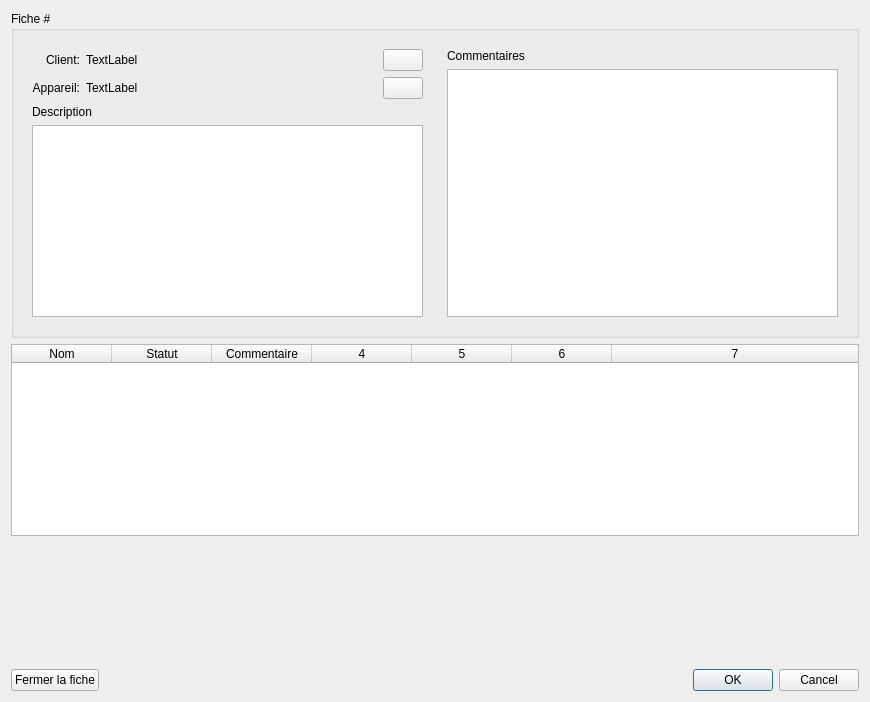
Above: InfoDynamiqueQt/Vues/vueeditionfiche.ui from AlexandreGirardin/ProjetAnalyse before the change. Below: the same form after it.
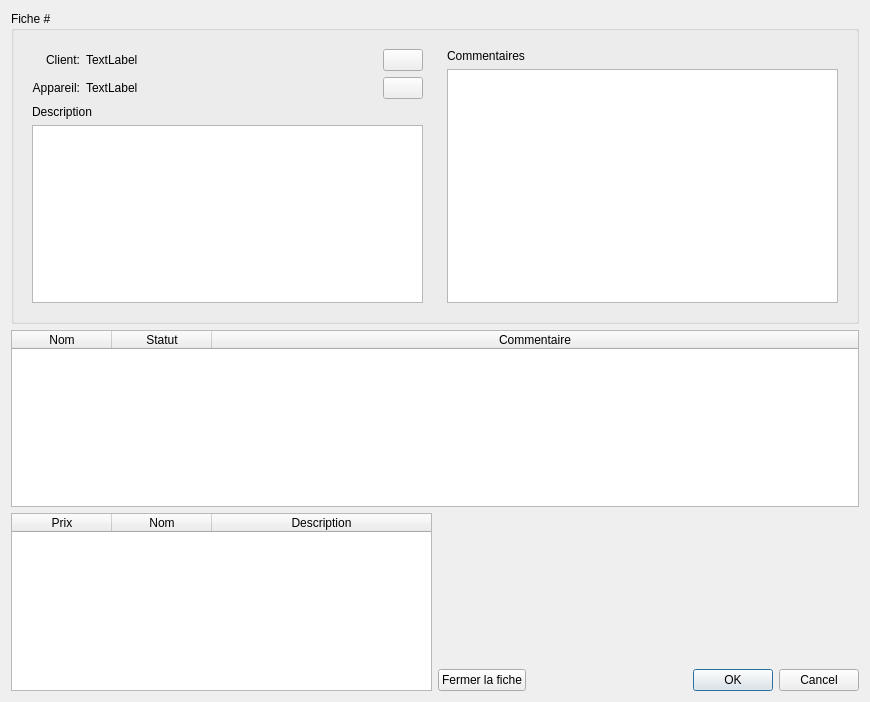
That is the form after the change. Icons and pictures are not drawn.

Commit message: Utiliser un TableWidget pour les pièces plutôt qu'un fragment

```diff
--- a/InfoDynamiqueQt/Vues/vueeditionfiche.ui
+++ b/InfoDynamiqueQt/Vues/vueeditionfiche.ui
@@ -153,7 +153,7 @@
       <bool>false</bool>
      </property>
      <property name="columnCount">
-      <number>7</number>
+      <number>3</number>
      </property>
      <attribute name="horizontalHeaderCascadingSectionResizes">
       <bool>true</bool>
@@ -185,16 +185,52 @@
        <string>Commentaire</string>
       </property>
      </column>
-     <column/>
-     <column/>
-     <column/>
-     <column/>
     </widget>
    </item>
    <item>
     <layout class="QHBoxLayout" name="horizontalLayout_8">
      <item>
-      <layout class="QVBoxLayout" name="cadreFragmentPieces"/>
+      <widget class="QTableWidget" name="tableauPieces">
+       <property name="editTriggers">
+        <set>QAbstractItemView::NoEditTriggers</set>
+       </property>
+       <property name="alternatingRowColors">
+        <bool>true</bool>
+       </property>
+       <property name="showGrid">
+        <bool>false</bool>
+       </property>
+       <property name="sortingEnabled">
+        <bool>true</bool>
+       </property>
+       <property name="cornerButtonEnabled">
+        <bool>false</bool>
+       </property>
+       <attribute name="horizontalHeaderCascadingSectionResizes">
+        <bool>true</bool>
+       </attribute>
+       <attribute name="horizontalHeaderHighlightSections">
+        <bool>false</bool>
+       </attribute>
+       <attribute name="horizontalHeaderStretchLastSection">
+        <bool>true</bool>
+       </attribute>
+       <column>
+        <property name="text">
+         <string>Prix</string>
+        </property>
+       </column>
+       <column>
+        <property name="text">
+         <string>Nom</string>
+        </property>
+       </column>
+       <column>
+        <property name="text">
+         <string>Description</string>
+        </property>
+       </column>
+      </widget>
      </item>
      <item>
       <layout class="QVBoxLayout" name="verticalLayout_3">
```
The commit also changes 2 other files.
